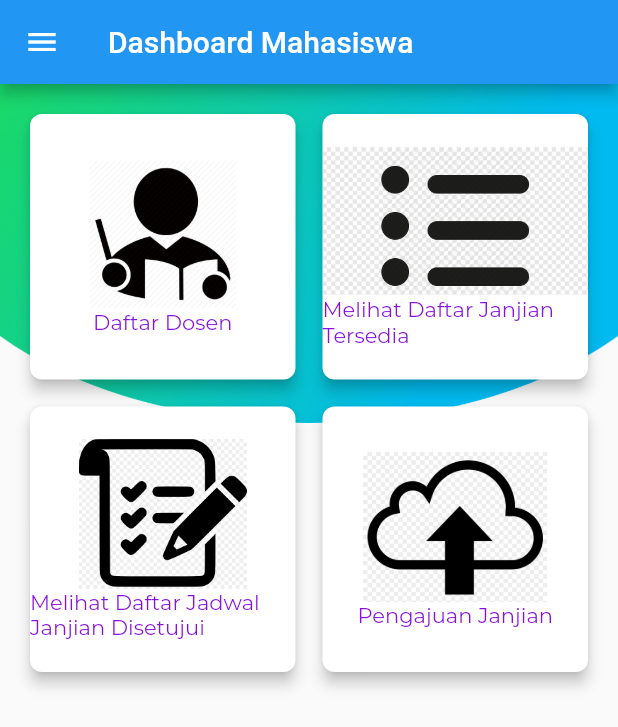
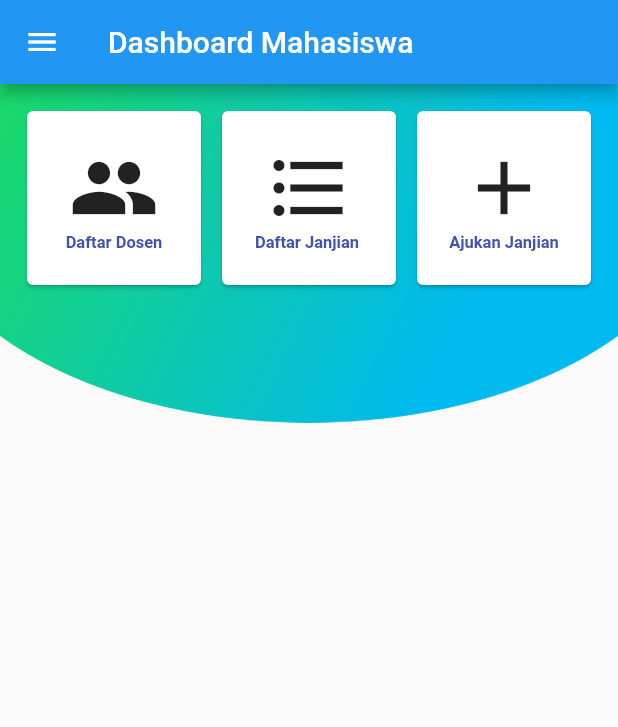
Before and after one commit to whosfeena/peterpenSiAnji, a Flutter app: the DashboardMahasiswa screen opened directly, on a phone screen of 412 x 824 dp. Shown: the top 727 px of the screen. Run offline on Flutter 3.47's test engine with Material 2 defaults, Android fonts, the phone set to English and light mode, and no system bars; our stand-ins replace firebase_auth, flutter_svg, google_sign_in; accounts and stored records are empty; network calls fail.

Commit message:
sampe buat form pengajuan jadwal sesuai dosen

```diff
--- a/lib/dosen/ListDosen.dart
+++ b/lib/dosen/ListDosen.dart
@@ -3,6 +3,8 @@ import 'dart:async';
 import 'package:flutter/cupertino.dart';
 import 'package:flutter/material.dart';
 import 'package:peterpan_app2/apiservices.dart';
+import 'package:peterpan_app2/dosen/DashboardDosen.dart';
+import 'package:peterpan_app2/mhs/FormPengajuanJanjianMhs.dart';
 import 'package:peterpan_app2/model.dart';
 import 'ListJadwalJanjianDosen.dart';
 
@@ -54,8 +56,10 @@ class _ListDosenState extends State<ListDosen> {
                             style: TextStyle(fontSize:11,
                                 color: Colors.teal
                             )),
+                        leading: Icon(Icons.person),
+                        trailing: Icon(Icons.arrow_forward_ios),
                         onTap: () {
-                          Navigator.pushReplacement(context, MaterialPageRoute(builder: (context)=> ListJadwalJanjianDosen()),);
+                          Navigator.pushReplacement(context, MaterialPageRoute(builder: (context)=> FormPengajuanJanjianMhs()),);
                         },
                       ),
                     )
--- a/lib/mhs/DashboardMahasiswa.dart
+++ b/lib/mhs/DashboardMahasiswa.dart
@@ -2,6 +2,7 @@ import 'dart:io';
 import 'package:flutter/cupertino.dart';
 import 'package:flutter/material.dart';
 import 'package:google_sign_in/google_sign_in.dart';
+import 'package:peterpan_app2/dosen/ListDosen.dart';
 import 'package:peterpan_app2/main.dart';
 
 class DashboardMahasiswa extends StatefulWidget {
@@ -55,64 +56,76 @@ class _DashboardMahasiswaState extends State<DashboardMahasiswa> {
                         primary: false,
                         children: <Widget>[
                           Card(
-                            shape: RoundedRectangleBorder(
-                                borderRadius: BorderRadius.circular(8)
-                            ),
-                            elevation:4,
+                            margin:EdgeInsets.all(2.0),
+                            child: InkWell(
+                              onTap: (){
+                                Navigator.push(
+                                  context, MaterialPageRoute(builder: (context) => ListDosen(title: "Buat Jadwal Janjian",)),
+                                );
+                              },
+                              child: Center(
                                 child: Column(
-                              mainAxisAlignment: MainAxisAlignment.center,
+                                  mainAxisSize: MainAxisSize.min,
                                   children: <Widget>[
-                                Image.asset(
-                                  'assets/images/list_dosen.png', height: 100,),
-                                Text('Daftar Dosen', style: cardTextStyle),
+                                    Icon(Icons.people_sharp, size: 60.0),
+                                    Text("Daftar Dosen", style: TextStyle(
+                                        color: Colors.indigo,
+                                        fontWeight: FontWeight.bold,
+                                        fontSize: 11)),
                                   ],
                                 ),
                               ),
+                            ),
+                          ),
+
                           Card(
-                            shape: RoundedRectangleBorder(
-                                borderRadius: BorderRadius.circular(8)
-                            ),
-                            elevation:4,
+                            margin:EdgeInsets.all(2.0),
+                            child: InkWell(
+                              onTap: (){
+                                Navigator.push(
+                                  context, MaterialPageRoute(builder: (context) => ListDosen(title: "Buat Jadwal Janjian",)),
+                                );
+                              },
+                              child: Center(
                                 child: Column(
-                              mainAxisAlignment: MainAxisAlignment.center,
+                                  mainAxisSize: MainAxisSize.min,
                                   children: <Widget>[
-                                Image.asset(
-                                  'assets/images/list_janjian.png', height: 100,),
-                                Text('Melihat Daftar Janjian Tersedia', style: cardTextStyle,)
+                                    Icon(Icons.format_list_bulleted, size: 60.0),
+                                    Text("Daftar Janjian ", style: TextStyle(
+                                        color: Colors.indigo,
+                                        fontWeight: FontWeight.bold,
+                                        fontSize: 11)),
                                   ],
                                 ),
                               ),
+                            ),
+                          ),
+
                           Card(
-                            shape: RoundedRectangleBorder(
-                                borderRadius: BorderRadius.circular(8)
-                            ),
-                            elevation:4,
+                            margin:EdgeInsets.all(2.0),
+                            child: InkWell(
+                              onTap: (){
+                                Navigator.push(
+                                  context, MaterialPageRoute(builder: (context) => ListDosen(title: "Buat Jadwal Janjian",)),
+                                );
+                              },
+                              child: Center(
                                 child: Column(
-                              mainAxisAlignment: MainAxisAlignment.center,
+                                  mainAxisSize: MainAxisSize.min,
                                   children: <Widget>[
-                                Image.asset(
-                                  'assets/images/list_disetujui.png', height: 100,),
-                                Text('Melihat Daftar Jadwal Janjian Disetujui', style: cardTextStyle,)
+                                    Icon(Icons.add, size: 60.0),
+                                    Text("Ajukan Janjian", style: TextStyle(
+                                        color: Colors.indigo,
+                                        fontWeight: FontWeight.bold,
+                                        fontSize: 11)),
                                   ],
                                 ),
                               ),
-                          Card(
-                            shape: RoundedRectangleBorder(
-                                borderRadius: BorderRadius.circular(8)
-                            ),
-                            elevation:4,
-                            child: Column(
-                              mainAxisAlignment: MainAxisAlignment.center,
-                              children: <Widget>[
-                                Image.asset(
-                                  'assets/images/upload.png', height: 100,),
-                                Text('Pengajuan Janjian', style: cardTextStyle,)
-                              ],
                             ),
                           ),
 
                         ],
-                        crossAxisCount: 2),
+                        crossAxisCount: 3),
                   ),
                 ],
               ),
--- a/lib/model.dart
+++ b/lib/model.dart
@@ -100,8 +100,8 @@ class Janjian{
   String kd_janjian;
   String nim;
   String nidn;
-  int tgl;
-  int jam;
+  String tgl;
+  String jam;
   String tempat;
   String ketJanjian;
   String sttsJanjian;
@@ -115,8 +115,8 @@ class Janjian{
         kd_janjian: map["kd_janjian"],
         nim: map["nim"],
         nidn: map["nidn"],
-        tgl: int.parse(map["tgl"]),
-        jam: int.parse(map["jam"]),
+        tgl: map["tgl"],
+        jam: map["jam"],
         tempat: map["tempat"],
         ketJanjian: map["ketJanjian"],
         sttsJanjian: map["sttsJanjian"],
```
Also changed, not shown: lib/apiservices.dart (+13 -34 lines), lib/dosen/DashboardDosen.dart (+56 -44 lines), lib/dosen/DosenAddJadwalJanjian.dart (added, +54 -0 lines), lib/dosen/ListJadwalJanjianDosen.dart (+61 -1 lines), lib/main.dart (+4 -3 lines), lib/mhs/FormPengajuanJanjianMhs.dart (added, +222 -0 lines). Lines whose indentation alone changed are shown as unchanged.
